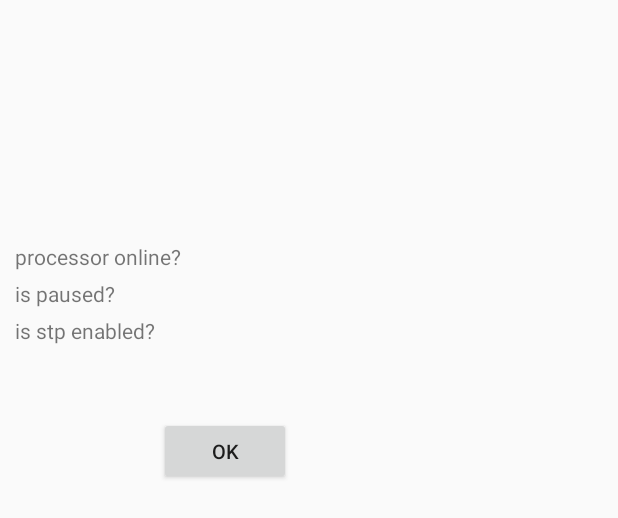
After one commit to ojoadeolagabriel/autopay_go_online, an Android app: the layout bank_summary_popup.xml on its own in the app's theme, with its tools: preview values and no code run, on a phone screen of 412 x 824 dp. The commit adds this screen. Shown: the top 518 px of the screen. Run offline under Robolectric (Android 15) with nearby library versions, the phone set to English and light mode, and no system bars.

Commit message:
first blood 2

```diff
--- a/app/src/main/java/projects/synapse/com/autopaymonitors/views/basic/Main.java
+++ b/app/src/main/java/projects/synapse/com/autopaymonitors/views/basic/Main.java
@@ -1,46 +1,38 @@
 package projects.synapse.com.autopaymonitors.views.basic;
 
 import android.app.Activity;
-import android.content.Intent;
+import android.app.Dialog;
 import android.content.SharedPreferences;
-import android.content.res.Configuration;
-import android.graphics.Color;
+import android.graphics.BitmapFactory;
 import android.graphics.Typeface;
-import android.os.Build;
 import android.os.Bundle;
-import android.support.v7.app.AppCompatActivity;
 import android.support.v7.widget.Toolbar;
 import android.util.Log;
 import android.view.Menu;
-import android.view.MenuInflater;
 import android.view.View;
-import android.view.WindowManager;
 import android.widget.AdapterView;
+import android.widget.Button;
+import android.widget.ImageView;
 import android.widget.ListView;
 import android.widget.TextView;
 import android.widget.Toast;
-
-import com.loopj.android.http.AsyncHttpClient;
-import com.loopj.android.http.AsyncHttpResponseHandler;
 
 import org.json.JSONArray;
 import org.json.JSONException;
 import org.json.JSONObject;
 
-import java.io.UnsupportedEncodingException;
 import java.text.SimpleDateFormat;
 import java.util.ArrayList;
 import java.util.Date;
 import java.util.List;
 
-import cz.msebera.android.httpclient.Header;
 import projects.synapse.com.autopaymonitors.R;
 import projects.synapse.com.autopaymonitors.adapters.AutoPayArrayAdapter;
 import projects.synapse.com.autopaymonitors.facade.AppConstants;
 import projects.synapse.com.autopaymonitors.model.AutoPayProcessor;
 import projects.synapse.com.autopaymonitors.model.LoginInformation;
 import projects.synapse.com.autopaymonitors.utility.AlertHelper;
-import projects.synapse.com.autopaymonitors.utility.AssetHelper;
+import projects.synapse.com.autopaymonitors.utility.ImageHelper;
 import projects.synapse.com.autopaymonitors.utility.NetworkHelper;
 import projects.synapse.com.autopaymonitors.utility.ResourceHelper;
 import projects.synapse.com.autopaymonitors.utility.RestService;
@@ -62,7 +54,7 @@ public class Main extends BaseActivity {
 
         SharedPreferences config = getSharedPreferences(AppConstants.applicationConfig, Activity.MODE_PRIVATE);
         boolean isFirstBlood = config.getBoolean("isFirstTime", true);
-        if(isFirstBlood){
+        if (isFirstBlood) {
             AlertHelper.Warning("Still in beta edition!", "Wow! This is your first time!", this);
             SharedPreferences.Editor edit = config.edit();
             edit.putBoolean("isFirstTime", false);
@@ -89,7 +81,7 @@ public class Main extends BaseActivity {
         //check if network connection is available
         if (NetworkHelper.isNetworkAvailable(this)) {
             getBankProcessors(processors, autoPayArrayAdapter);
-        }else{
+        } else {
             AlertHelper.Warning("Access to the internet is required!", "Oops! No network found!", this);
         }
     }
@@ -97,20 +89,21 @@ public class Main extends BaseActivity {
     /***
      * loadUserInformation
      */
-    public void loadUserInformation(){
-        TextView msg = (TextView)findViewById(R.id.welcomeMsgTitle);
-        Typeface plain = Typeface.createFromAsset(getAssets(),  "fonts/opensan-semi-bold.ttf");
+    public void loadUserInformation() {
+        TextView msg = (TextView) findViewById(R.id.welcomeMsgTitle);
+        Typeface plain = Typeface.createFromAsset(getAssets(), "fonts/opensan-semi-bold.ttf");
         msg.setTypeface(plain);
 
-        LoginInformation info = (LoginInformation)getIntent().getSerializableExtra("loginInformation");
+        LoginInformation info = (LoginInformation) getIntent().getSerializableExtra("loginInformation");
 
         String msgPrefix = AlertHelper.greeting();
         msgPrefix = String.format(msgPrefix, info.username);
-        ((TextView)findViewById(R.id.welcomeMsgTitle)).setText(msgPrefix);
+        ((TextView) findViewById(R.id.welcomeMsgTitle)).setText(msgPrefix);
     }
 
     /***
      * Get bank processors
+     *
      * @param processors
      * @param autoPayArrayAdapter
      */
@@ -122,7 +115,7 @@ public class Main extends BaseActivity {
         restService.getCall(url, null, new RestService.IResultHandler() {
             @Override
             public void Handle(RestService.Result data) {
-                if(data.statusCode.equals("200")){
+                if (data.statusCode.equals("200")) {
                     try {
                         String str = data.restResponse;
                         JSONObject resp = new JSONObject(str);
@@ -151,7 +144,7 @@ public class Main extends BaseActivity {
                         e.printStackTrace();
 
                     }
-                }else{
+                } else {
                     Toast.makeText(getApplicationContext(), "api call to autopay: fail " + data.statusCode, Toast.LENGTH_SHORT).show();
                 }
             }
@@ -162,14 +155,40 @@ public class Main extends BaseActivity {
      * load Event Handler
      */
     private void loadEventHandler() {
-        ListView listView = (ListView)findViewById(R.id.listOfAutogateProcessors);
+        ListView listView = (ListView) findViewById(R.id.listOfAutogateProcessors);
         listView.setOnItemClickListener(new AdapterView.OnItemClickListener() {
             @Override
             public void onItemClick(AdapterView<?> parent, View view, int position, long id) {
-                AutoPayProcessor processor = (AutoPayProcessor)parent.getItemAtPosition(position);
-                Intent bankProcDetailIntent = new Intent(Main.this, BankProcessDetail.class);
-                bankProcDetailIntent.putExtra("bankProcessor", processor);
-                startActivity(bankProcDetailIntent);
+                AutoPayProcessor processor = (AutoPayProcessor) parent.getItemAtPosition(position);
+                final Dialog dialog = new Dialog(Main.this);
+                dialog.setContentView(R.layout.bank_summary_popup);
+
+                int resID = getResources().getIdentifier("bank_" + processor.code, "drawable", getPackageName());
+                if (resID != 0) {
+                    ((ImageView) dialog.findViewById(R.id.imgBankLogo)).setImageResource(resID);
+                    ((ImageView) dialog.findViewById(R.id.imgBankLogo)).setImageBitmap(ImageHelper.roundCornerImage(BitmapFactory.decodeResource(Main.this.getResources(), resID), 30));
+                }
+
+                TextView tv = ((TextView) dialog.findViewById(R.id.tvBankTitle));
+                TextView tvBankDescription = ((TextView) dialog.findViewById(R.id.tvBankDescription));
+                tv.setText(processor.name);
+                tvBankDescription.setText(processor.description);
+
+                Typeface bold = Typeface.createFromAsset(getAssets(), "fonts/opensan-semi-bold.ttf");
+                Typeface plain = Typeface.createFromAsset(getAssets(), "fonts/open-san-light.ttf");
+                tv.setTypeface(bold);
+                tvBankDescription.setTypeface(plain);
+
+                Button dialogButton = (Button) dialog.findViewById(R.id.btnSubmit);
+                // if button is clicked, close the custom dialog
+                dialogButton.setOnClickListener(new View.OnClickListener() {
+                    @Override
+                    public void onClick(View v) {
+                        dialog.dismiss();
+                    }
+                });
+
+                dialog.show();
             }
         });
     }
@@ -178,10 +197,10 @@ public class Main extends BaseActivity {
         SimpleDateFormat sdf = new SimpleDateFormat("MMM, dd yyyy");
         String currentDateandTime = sdf.format(new Date());
 
-        TextView tv = ((TextView)findViewById(R.id.welcomeMsgExtra));
+        TextView tv = ((TextView) findViewById(R.id.welcomeMsgExtra));
         tv.setText(currentDateandTime);
 
-        Typeface plain = Typeface.createFromAsset(getAssets(),  "fonts/open-san-light.ttf");
+        Typeface plain = Typeface.createFromAsset(getAssets(), "fonts/open-san-light.ttf");
         tv.setTypeface(plain);
     }
 
--- /dev/null
+++ b/app/src/main/res/layout/bank_summary_popup.xml
@@ -0,0 +1,90 @@
+<?xml version="1.0" encoding="utf-8"?>
+<LinearLayout
+    xmlns:android="http://schemas.android.com/apk/res/android"
+    android:orientation="vertical" android:layout_width="300dp"
+    android:layout_height="wrap_content">
+
+    <ImageView
+        android:id="@+id/imgBankLogo"
+        android:layout_gravity="center_horizontal|center_vertical"
+        android:layout_margin="10dp"
+        android:layout_width="60dp"
+        android:layout_height="60dp" />
+
+    <TextView
+        android:textAlignment="center"
+        android:layout_marginLeft="10dp"
+        android:layout_marginRight="10dp"
+        android:layout_marginBottom="5dp"
+        android:layout_gravity="center_horizontal|center_vertical"
+        android:id="@+id/tvBankTitle"
+        android:layout_width="match_parent"
+        android:layout_height="wrap_content" />
+
+    <TextView
+        android:textAlignment="center"
+        android:layout_marginLeft="10dp"
+        android:layout_marginRight="10dp"
+        android:layout_marginBottom="40dp"
+        android:layout_gravity="center_horizontal|center_vertical"
+        android:id="@+id/tvBankDescription"
+        android:layout_width="match_parent"
+        android:layout_height="wrap_content" />
+
+    <LinearLayout
+        android:orientation="horizontal"
+        android:layout_width="match_parent"
+        android:layout_height="wrap_content">
+        <TextView
+            android:text="processor online?"
+            android:layout_marginLeft="10dp"
+            android:layout_marginRight="10dp"
+            android:layout_marginBottom="5dp"
+            android:layout_gravity="center_horizontal|center_vertical"
+            android:id="@+id/tvIsOnline"
+            android:layout_width="match_parent"
+            android:layout_height="wrap_content" />
+    </LinearLayout>
+
+    <LinearLayout
+        android:orientation="horizontal"
+        android:layout_width="match_parent"
+        android:layout_height="wrap_content">
+        <TextView
+            android:text="is paused?"
+            android:layout_marginLeft="10dp"
+            android:layout_marginRight="10dp"
+            android:layout_marginBottom="5dp"
+            android:layout_gravity="center_horizontal|center_vertical"
+            android:id="@+id/tvIsPaused"
+            android:layout_width="match_parent"
+            android:layout_height="wrap_content" />
+    </LinearLayout>
+
+    <LinearLayout
+        android:orientation="horizontal"
+        android:layout_width="match_parent"
+        android:layout_height="wrap_content">
+        <TextView
+            android:text="is stp enabled?"
+            android:layout_marginLeft="10dp"
+            android:layout_marginRight="10dp"
+            android:layout_marginBottom="5dp"
+            android:layout_gravity="center_horizontal|center_vertical"
+            android:id="@+id/tvIsStp"
+            android:layout_width="match_parent"
+            android:layout_height="wrap_content" />
+    </LinearLayout>
+
+    <Button
+        android:layout_marginTop="40dp"
+        android:textSize="13dp"
+        android:text="ok"
+        android:layout_height="45dp"
+        android:layout_marginBottom="20dp"
+        android:layout_gravity="center_horizontal|center_vertical"
+        android:id="@+id/btnSubmit"
+        android:layout_width="wrap_content"
+        />
+
+</LinearLayout>
```
